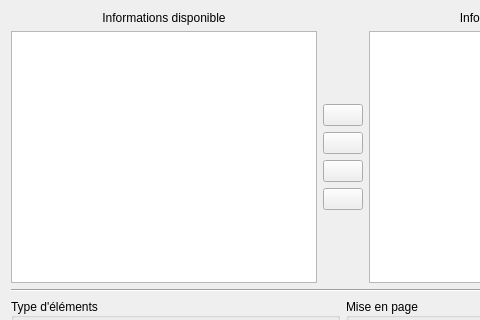
Old version of the form sources/ui/bomexportdialog.ui in the repository qelectrotech/qelectrotech-source-mirror; both pictures show x 0 to 480 and y 0 to 320 of the 685 by 630 pixel window.
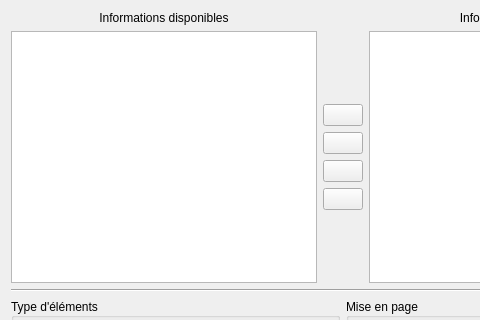
New version of the form. Icons and pictures are not drawn.

The edit to the form file:
```diff
--- a/sources/ui/bomexportdialog.ui
+++ b/sources/ui/bomexportdialog.ui
@@ -35,7 +35,7 @@
       <item row="0" column="0">
        <widget class="QLabel" name="label_2">
         <property name="text">
-         <string>Informations disponible</string>
+         <string>Informations disponibles</string>
         </property>
         <property name="alignment">
          <set>Qt::AlignCenter</set>
```
